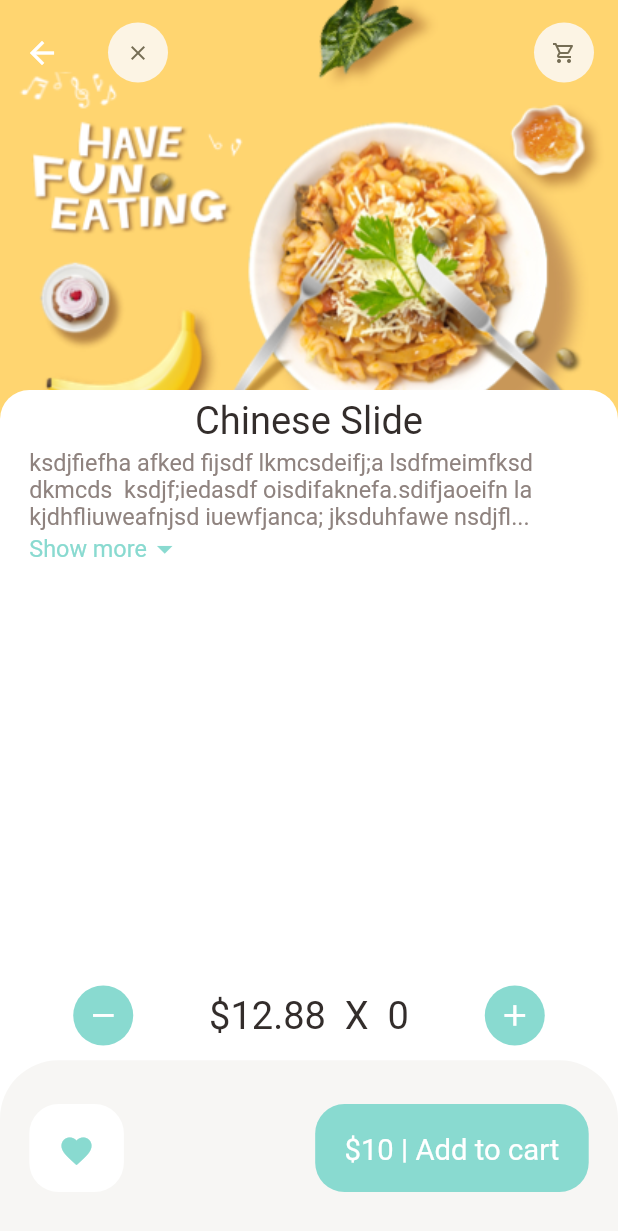
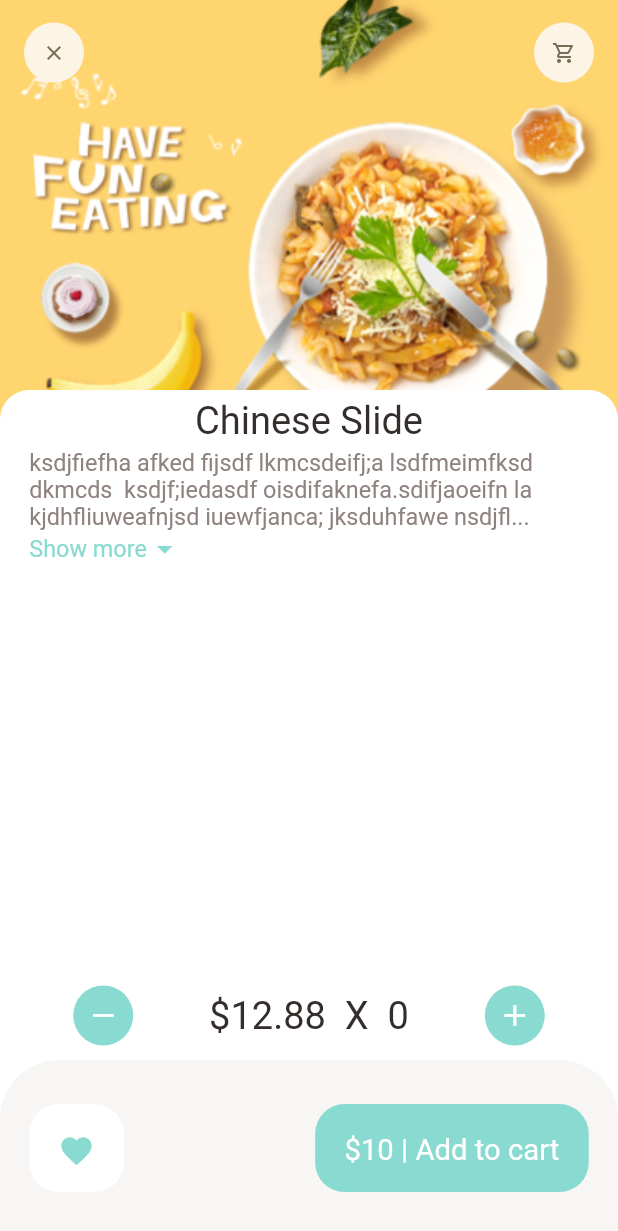
Before and after one commit to mehedi4958/food-delivery, a Flutter app: the RecommendedFoodDetail screen opened by its route, on a phone screen of 412 x 824 dp. Shown: the top 1231 px of the screen. Run offline on Flutter 3.47's test engine with Material 2 defaults, Android fonts, the phone set to English and light mode, and no system bars; our stand-ins replace dots_indicator, get; network calls fail.

Commit message:
accessing fpopular food using pageId

```diff
--- a/lib/pages/food/recommended_food_detail.dart
+++ b/lib/pages/food/recommended_food_detail.dart
@@ -2,7 +2,9 @@ import 'package:flutter/material.dart';
 import 'package:food_delivery/utils/colors.dart';
 import 'package:food_delivery/utils/dimension.dart';
 import 'package:food_delivery/widgets/big_text.dart';
+import 'package:get/get.dart';
 
+import '../../routes/route_helper.dart';
 import '../../widgets/app_icon.dart';
 import '../../widgets/expandable_text_widget.dart';
 
@@ -16,12 +18,18 @@ class RecommendedFoodDetail extends StatelessWidget {
       body: CustomScrollView(
         slivers: [
           SliverAppBar(
+            automaticallyImplyLeading: false,
             toolbarHeight: 70,
             title: Row(
               mainAxisAlignment: MainAxisAlignment.spaceBetween,
-              children: const [
-                AppIcon(icon: Icons.clear),
-                AppIcon(icon: Icons.shopping_cart_outlined),
+              children: [
+                GestureDetector(
+                  onTap: () {
+                    Get.toNamed(RouteHelper.getInitial());
+                  },
+                  child: const AppIcon(icon: Icons.clear),
+                ),
+                const AppIcon(icon: Icons.shopping_cart_outlined),
               ],
             ),
             bottom: PreferredSize(
--- a/lib/routes/route_helper.dart
+++ b/lib/routes/route_helper.dart
@@ -9,7 +9,7 @@ class RouteHelper {
   static const String recommendedFood = '/recommended-food';
 
   static String getInitial() => initial;
-  static String getPopularFood() => popularFood;
+  static String getPopularFood(int pageId) => '$popularFood?pagId=$pageId';
   static String getRecommended() => recommendedFood;
 
   static List<GetPage> routes = [
@@ -23,7 +23,10 @@ class RouteHelper {
     GetPage(
       name: popularFood,
       page: () {
-        return const PopularFoodDetail();
+        var pageId = Get.parameters['pageId'];
+        return PopularFoodDetail(
+          pageId: int.parse(pageId!),
+        );
       },
       transition: Transition.fadeIn,
     ),
```
Also changed, not shown: lib/pages/food/popular_food_detail.dart (+6 -1 lines), lib/pages/home/food_page_body.dart (+5 -6 lines).
